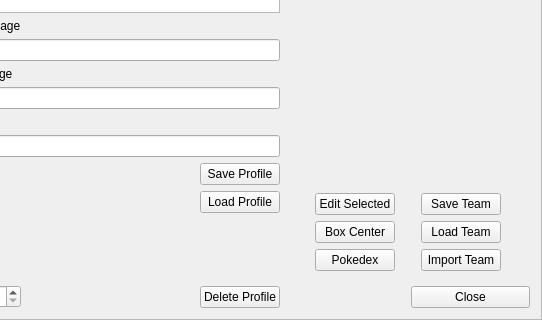
Qt form src/Teambuilder/trainermenu.ui (po-devs/pokemon-online) before a commit; both pictures show x 87 to 629 and y 191 to 511 of the 629 by 511 pixel window.
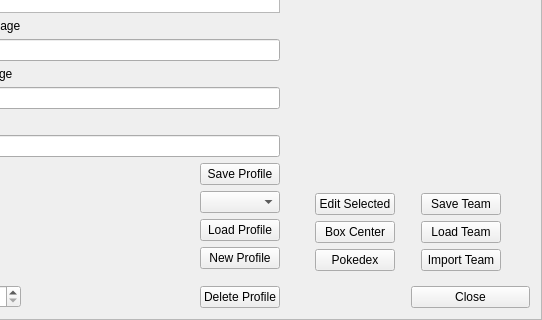
The same form after that commit. Custom widgets are drawn as their Qt base class.

Commit message: Eh, finished profiles. (I think). (I hope it works, was soo confusing

```diff
--- a/src/Teambuilder/trainermenu.ui
+++ b/src/Teambuilder/trainermenu.ui
@@ -188,6 +188,9 @@
            </property>
           </widget>
          </item>
+         <item>
+          <widget class="QComboBox" name="profileList"/>
+         </item>
          <item>
           <widget class="QPushButton" name="loadProfile">
            <property name="text">
@@ -195,6 +198,13 @@
            </property>
           </widget>
          </item>
+         <item>
+          <widget class="QPushButton" name="newProfile">
+           <property name="text">
+            <string>New Profile</string>
+           </property>
+          </widget>
+         </item>
          <item>
           <spacer name="verticalSpacer">
            <property name="orientation">
```
The commit also changes 5 other files.
